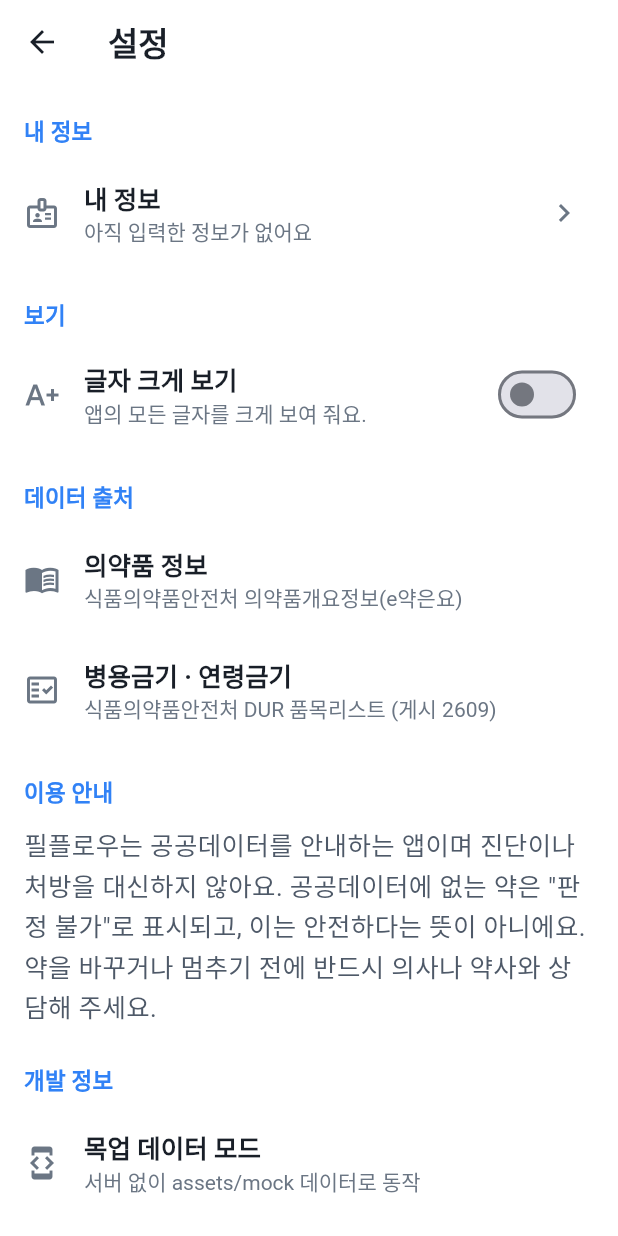
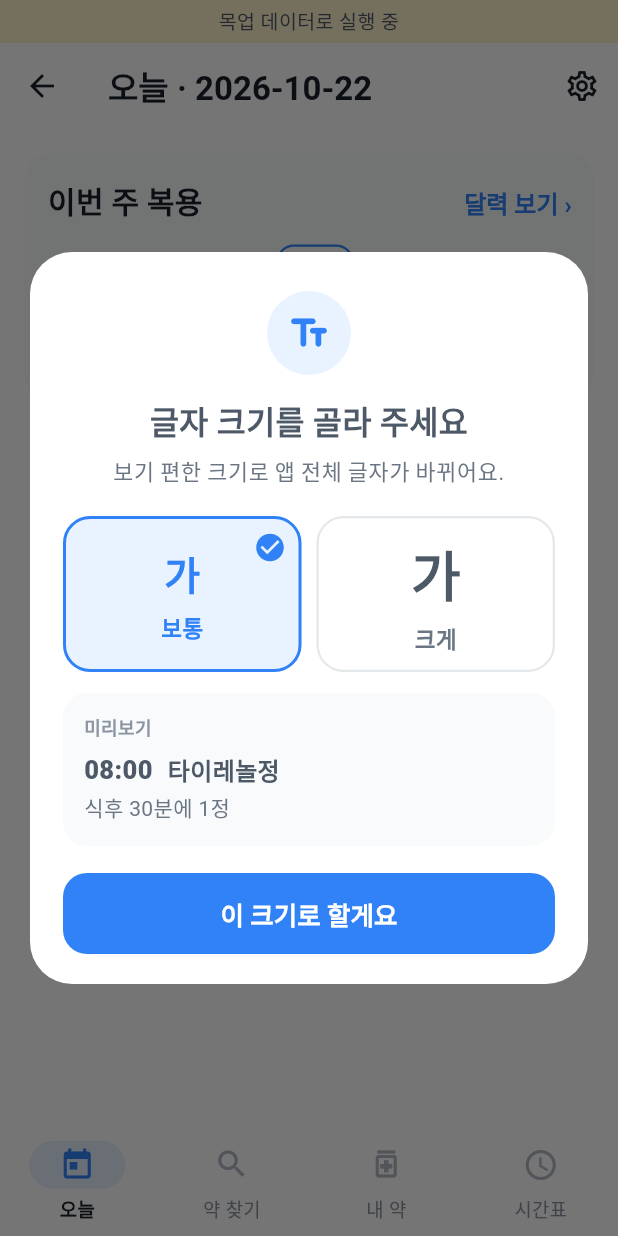
Before and after one commit to JJongee/pillflow-app, a Flutter app: the HomeShell screen opened directly, after a tap on the "settings" icon, on a phone screen of 412 x 824 dp. Run offline on Flutter 3.47's test engine with Material 3 defaults, Android fonts, the phone set to English and light mode, and no system bars; our stand-ins replace dio, flutter_riverpod, image_picker, shared_preferences, speech_to_text; missing offline and left inert: google_mlkit_text_recognition; accounts and stored records are empty.

Commit message:
글자 크기 첫 선택 창 + 줄바꿈 정리

```diff
--- a/lib/app.dart
+++ b/lib/app.dart
@@ -11,6 +11,7 @@
 import 'screens/my_drugs_screen.dart';
 import 'screens/schedule_screen.dart';
 import 'screens/search_screen.dart';
+import 'widgets/text_size_prompt.dart';
 
 class PillFlowApp extends ConsumerWidget {
   const PillFlowApp({super.key});
@@ -48,15 +49,24 @@
 }
 
 /// 하단 탭 4개: 오늘 · 약 찾기 · 내 약 · 시간표
-class HomeShell extends StatefulWidget {
+class HomeShell extends ConsumerStatefulWidget {
   const HomeShell({super.key});
 
   @override
-  State<HomeShell> createState() => _HomeShellState();
+  ConsumerState<HomeShell> createState() => _HomeShellState();
 }
 
-class _HomeShellState extends State<HomeShell> {
+class _HomeShellState extends ConsumerState<HomeShell> {
   int _index = 0;
+
+  @override
+  void initState() {
+    super.initState();
+    // 가입(또는 이 폰에서 처음 로그인) 후 '오늘' 화면이 뜨면 글자 크기를 한 번만 물어봄
+    WidgetsBinding.instance.addPostFrameCallback((_) {
+      if (mounted) maybeAskTextSize(context, ref);
+    });
+  }
 
   static const _pages = <Widget>[
     IntakeScreen(),
--- a/lib/data/text_size.dart
+++ b/lib/data/text_size.dart
@@ -30,6 +30,25 @@
   }
 }
 
+/// 처음 '오늘' 탭에 들어왔을 때 글자 크기를 한 번 물어봤는지 (이 폰 기준)
+const _askedKey = 'large_text_asked';
+
+Future<bool> textSizeAsked() async {
+  try {
+    final p = await SharedPreferences.getInstance();
+    return p.getBool(_askedKey) ?? false;
+  } catch (_) {
+    return true; // 저장소를 못 읽으면 묻지 않음 (매번 뜨는 것보다 나음)
+  }
+}
+
+Future<void> markTextSizeAsked() async {
+  try {
+    final p = await SharedPreferences.getInstance();
+    await p.setBool(_askedKey, true);
+  } catch (_) {}
+}
+
 final largeTextProvider = StateNotifierProvider<LargeTextNotifier, bool>((ref) => LargeTextNotifier());
 
 /// 휴대폰 자체 글자 크기 설정 위에 1.3배를 더함. 너무 커져 화면이 깨지지 않게 최대 2배.
--- a/lib/screens/dur_result_screen.dart
+++ b/lib/screens/dur_result_screen.dart
@@ -485,7 +485,7 @@
         Text('$prefix · ${a.label}', style: TextStyle(color: color, fontSize: 15, fontWeight: FontWeight.w800)),
         if (c.appliesNote != null) ...[
           const SizedBox(height: 4),
-          Text(c.appliesNote!, style: t.bodyMedium?.copyWith(fontSize: 15)),
+          Text(keepWords(c.appliesNote!), style: t.bodyMedium?.copyWith(fontSize: 15)),
         ],
         if (action != null) action,
       ]),
@@ -525,7 +525,7 @@
         c.efficacyGroup == null &&
         c.ingredients.isEmpty;
     return Column(crossAxisAlignment: CrossAxisAlignment.start, children: [
-      Text(c.hint, style: t.bodyMedium?.copyWith(fontWeight: FontWeight.w600)),
+      Text(keepWords(c.hint), style: t.bodyMedium?.copyWith(fontWeight: FontWeight.w600)),
       if (c.applies != null) _appliesBox(context, ref, c),
       ...rows,
       // 정보가 비어 있어도 '괜찮음'으로 보이지 않게
--- a/lib/screens/search_screen.dart
+++ b/lib/screens/search_screen.dart
@@ -7,6 +7,7 @@
 import '../models/models.dart';
 import '../widgets/drug_widgets.dart';
 import '../widgets/state_views.dart';
+import '../widgets/photo_search.dart';
 import '../widgets/voice_search.dart';
 import 'drug_detail_screen.dart';
 
@@ -96,6 +97,15 @@
     _search(q);
   }
 
+  /// 사진으로 찾기: 고른 후보를 검색창에 넣고 바로 검색
+  Future<void> _photo() async {
+    final q = await showPhotoSearch(context, ref);
+    if (!mounted || q == null || q.isEmpty) return;
+    _debounce?.cancel();
+    _controller.text = q;
+    _search(q);
+  }
+
   Future<void> _loadMore() async {
     if (_loading || _loadingMore || !_hasMore || _query.isEmpty) return;
     final gen = _generation;
@@ -134,7 +144,7 @@
             textInputAction: TextInputAction.search,
             style: const TextStyle(fontSize: 19),
             decoration: InputDecoration(
-              hintText: '약 이름을 입력하세요 (예: 타이레놀)',
+              hintText: '약 이름 검색', // 큰 글자에서도 잘리지 않게 짧게
               prefixIcon: const Icon(Icons.search),
               suffixIcon: Row(mainAxisSize: MainAxisSize.min, children: [
                 if (_controller.text.isNotEmpty)
@@ -147,6 +157,11 @@
                       _search('');
                     },
                   ),
+                IconButton(
+                  tooltip: '사진으로 찾기',
+                  icon: const Icon(Icons.photo_camera_outlined),
+                  onPressed: _photo,
+                ),
                 IconButton(
                   tooltip: '말로 찾기',
                   icon: const Icon(Icons.mic),
@@ -166,13 +181,23 @@
       return EmptyView(
         icon: Icons.medication_liquid_outlined,
         title: '먹고 있는 약을 검색해 보세요',
-        message: '약 봉투나 상자에 적힌 이름으로 찾을 수 있어요.\n입력이 어려우면 말로 찾아도 돼요.',
-        action: FilledButton.icon(
-          onPressed: _voice,
-          icon: const Icon(Icons.mic, size: 26),
-          label: const Text('말로 약 찾기', style: TextStyle(fontSize: 18)),
-          style: FilledButton.styleFrom(minimumSize: const Size(220, 56)),
-        ),
+        // 큰 글자에서도 한 단어만 떨어져 남지 않게 짧은 줄로 미리 나눔
+        message: '약 봉투나 상자에 적힌\n이름을 입력해 주세요.\n어려우면 말이나 사진으로\n찾을 수 있어요.',
+        action: Column(children: [
+          FilledButton.icon(
+            onPressed: _voice,
+            icon: const Icon(Icons.mic, size: 26),
+            label: const Text('말로 약 찾기', style: TextStyle(fontSize: 18)),
+            style: FilledButton.styleFrom(minimumSize: const Size(230, 56)),
+          ),
+          const SizedBox(height: 10),
+          OutlinedButton.icon(
+            onPressed: _photo,
+            icon: const Icon(Icons.photo_camera_outlined, size: 26),
+            label: const Text('사진으로 약 찾기', style: TextStyle(fontSize: 18)),
+            style: OutlinedButton.styleFrom(minimumSize: const Size(230, 56)),
+          ),
+        ]),
       );
     }
     if (_loading) return const LoadingView(message: '찾는 중이에요');
--- a/lib/widgets/state_views.dart
+++ b/lib/widgets/state_views.dart
@@ -17,6 +17,21 @@
           Text(message, style: Theme.of(context).textTheme.bodyLarge),
         ]),
       );
+}
+
+/// 한국어 줄바꿈 다듬기: 단어 중간("찾 / 아도")에서 끊기지 않고 띄어쓰기에서만 줄이 바뀌게
+/// (글자 사이에 보이지 않는 '단어 붙임' 문자를 넣음 — 화면 표시용 글에만 씀)
+String keepWords(String s) {
+  final b = StringBuffer();
+  for (var i = 0; i < s.length; i++) {
+    final c = s[i];
+    b.write(c);
+    if (i + 1 < s.length) {
+      final n = s[i + 1];
+      if (c.trim().isNotEmpty && n.trim().isNotEmpty) b.write('\u2060');
+    }
+  }
+  return b.toString();
 }
 
 class EmptyView extends StatelessWidget {
@@ -45,10 +60,10 @@
           child: Column(mainAxisSize: MainAxisSize.min, children: [
             Icon(icon, size: 64, color: Toss.grey300),
             const SizedBox(height: 16),
-            Text(title, style: Theme.of(context).textTheme.titleMedium, textAlign: TextAlign.center),
+            Text(keepWords(title), style: Theme.of(context).textTheme.titleMedium, textAlign: TextAlign.center),
             if (message != null) ...[
               const SizedBox(height: 8),
-              Text(message!, style: Theme.of(context).textTheme.bodyMedium, textAlign: TextAlign.center),
+              Text(keepWords(message!), style: Theme.of(context).textTheme.bodyMedium, textAlign: TextAlign.center),
             ],
             if (action != null) ...[const SizedBox(height: 20), action!],
           ]),
--- /dev/null
+++ b/lib/widgets/text_size_prompt.dart
@@ -0,0 +1,152 @@
+import 'package:flutter/material.dart';
+import 'package:flutter_riverpod/flutter_riverpod.dart';
+
+import '../core/theme.dart';
+import '../data/text_size.dart';
+import 'state_views.dart';
+
+/// 가입 후 처음 '오늘' 화면에서 한 번만: 글자 크기 고르기 → "설정에서 언제든 바꿀 수 있어요" 안내
+Future<void> maybeAskTextSize(BuildContext context, WidgetRef ref) async {
+  if (await textSizeAsked()) return;
+  if (!context.mounted) return;
+  final large = await showDialog<bool>(
+    context: context,
+    barrierDismissible: false,
+    builder: (context) => const _TextSizeDialog(),
+  );
+  await markTextSizeAsked();
+  if (large != null) await ref.read(largeTextProvider.notifier).set(large);
+  if (!context.mounted) return;
+  ScaffoldMessenger.of(context).showSnackBar(
+    const SnackBar(
+      duration: Duration(seconds: 5),
+      content: Text('글자 크기는 언제든지 오른쪽 위 ⚙ 설정 → 보기에서 바꿀 수 있어요.', style: TextStyle(fontSize: 16)),
+      behavior: SnackBarBehavior.floating,
+    ),
+  );
+}
+
+class _TextSizeDialog extends StatefulWidget {
+  const _TextSizeDialog();
+
+  @override
+  State<_TextSizeDialog> createState() => _TextSizeDialogState();
+}
+
+class _TextSizeDialogState extends State<_TextSizeDialog> {
+  bool _large = false;
+
+  @override
+  Widget build(BuildContext context) {
+    final system = MediaQuery.textScalerOf(context).scale(1);
+    return Dialog(
+      shape: RoundedRectangleBorder(borderRadius: BorderRadius.circular(28)),
+      insetPadding: const EdgeInsets.symmetric(horizontal: 20),
+      child: SingleChildScrollView(
+        padding: const EdgeInsets.fromLTRB(22, 26, 22, 20),
+        child: Column(mainAxisSize: MainAxisSize.min, crossAxisAlignment: CrossAxisAlignment.stretch, children: [
+          Center(
+            child: Container(
+              width: 56,
+              height: 56,
+              decoration: const BoxDecoration(color: Toss.blue50, shape: BoxShape.circle),
+              child: const Icon(Icons.text_fields_rounded, color: Toss.blue, size: 30),
+            ),
+          ),
+          const SizedBox(height: 14),
+          const Text('글자 크기를 골라 주세요',
+              textAlign: TextAlign.center, style: TextStyle(fontSize: 21, fontWeight: FontWeight.w800)),
+          const SizedBox(height: 6),
+          Text(keepWords('보기 편한 크기로 앱 전체 글자가 바뀌어요.'),
+              textAlign: TextAlign.center, style: const TextStyle(fontSize: 14.5, color: Toss.grey600)),
+          const SizedBox(height: 18),
+          // 보통 / 크게 나란히
+          Row(children: [
+            Expanded(child: _Option(label: '보통', glyphSize: 26, selected: !_large, onTap: () => setState(() => _large = false))),
+            const SizedBox(width: 10),
+            Expanded(child: _Option(label: '크게', glyphSize: 36, selected: _large, onTap: () => setState(() => _large = true))),
+          ]),
+          const SizedBox(height: 14),
+          // 고른 크기로 미리보기
+          AnimatedContainer(
+            duration: const Duration(milliseconds: 180),
+            padding: const EdgeInsets.all(14),
+            decoration: BoxDecoration(color: Toss.grey50, borderRadius: BorderRadius.circular(16)),
+            child: MediaQuery(
+              data: MediaQuery.of(context).copyWith(
+                textScaler: TextScaler.linear(system * (_large ? largeTextFactor : 1.0)),
+              ),
+              child: const Column(crossAxisAlignment: CrossAxisAlignment.start, children: [
+                Text('미리보기', style: TextStyle(fontSize: 12, fontWeight: FontWeight.w700, color: Toss.grey500)),
+                SizedBox(height: 6),
+                Row(children: [
+                  Text('08:00', style: TextStyle(fontSize: 17, fontWeight: FontWeight.w800)),
+                  SizedBox(width: 10),
+                  Expanded(child: Text('타이레놀정', style: TextStyle(fontSize: 16, fontWeight: FontWeight.w700))),
+                ]),
+                SizedBox(height: 2),
+                Text('식후 30분에 1정', style: TextStyle(fontSize: 14, color: Toss.grey600)),
+              ]),
+            ),
+          ),
+          const SizedBox(height: 18),
+          FilledButton(
+            onPressed: () => Navigator.pop(context, _large),
+            style: FilledButton.styleFrom(
+              minimumSize: const Size.fromHeight(54),
+              shape: RoundedRectangleBorder(borderRadius: BorderRadius.circular(16)),
+            ),
+            child: const Text('이 크기로 할게요', style: TextStyle(fontSize: 17, fontWeight: FontWeight.w700)),
+          ),
+        ]),
+      ),
+    );
+  }
+}
+
+/// 선택지 카드: 큰 '가'로 크기 차이를 바로 보여 줌
+class _Option extends StatelessWidget {
+  const _Option({required this.label, required this.glyphSize, required this.selected, required this.onTap});
+  final String label;
+  final double glyphSize;
+  final bool selected;
+  final VoidCallback onTap;
+
+  @override
+  Widget build(BuildContext context) {
+    return Material(
+      color: selected ? Toss.blue50 : Colors.white,
+      borderRadius: BorderRadius.circular(18),
+      child: InkWell(
+        borderRadius: BorderRadius.circular(18),
+        onTap: onTap,
+        child: AnimatedContainer(
+          duration: const Duration(milliseconds: 180),
+          height: 104,
+          decoration: BoxDecoration(
+            borderRadius: BorderRadius.circular(18),
+            border: Border.all(color: selected ? Toss.blue : Toss.grey200, width: selected ? 2 : 1.5),
+          ),
+          child: Stack(children: [
+            Center(
+              child: Column(mainAxisSize: MainAxisSize.min, children: [
+                // '가'는 휴대폰 글자 설정과 상관없이 고정 크기로 (두 칸 크기 차이가 그대로 보이게)
+                Text('가',
+                    textScaler: TextScaler.noScaling,
+                    style: TextStyle(
+                        fontSize: glyphSize, fontWeight: FontWeight.w800, color: selected ? Toss.blue : Toss.grey700)),
+                const SizedBox(height: 4),
+                Text(label,
+                    textScaler: TextScaler.noScaling,
+                    style: TextStyle(
+                        fontSize: 15, fontWeight: FontWeight.w700, color: selected ? Toss.blue : Toss.grey600)),
+              ]),
+            ),
+            if (selected)
+              const Positioned(top: 8, right: 8, child: Icon(Icons.check_circle, color: Toss.blue, size: 22)),
+          ]),
+        ),
+      ),
+    );
+  }
+}
--- a/pubspec.yaml
+++ b/pubspec.yaml
@@ -13,6 +13,8 @@
   dio: ^5.7.0
   speech_to_text: ^7.5.0
   shared_preferences: ^2.5.6
+  image_picker: ^1.2.4
+  google_mlkit_text_recognition: ^0.17.1
 
 dev_dependencies:
   flutter_test:
```
Also changed, not shown: lib/widgets/photo_search.dart (added, +446 -0 lines), pubspec.lock, 4 other files.
